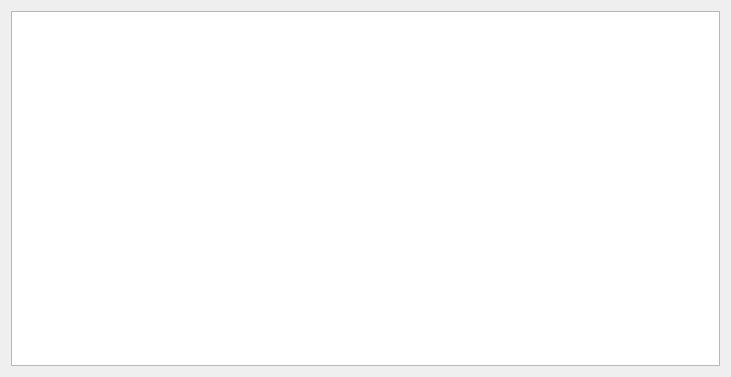
First picture: the form in src/app/mainapp/productform.ui, repository Bodiok007/Accounting, before the edit.
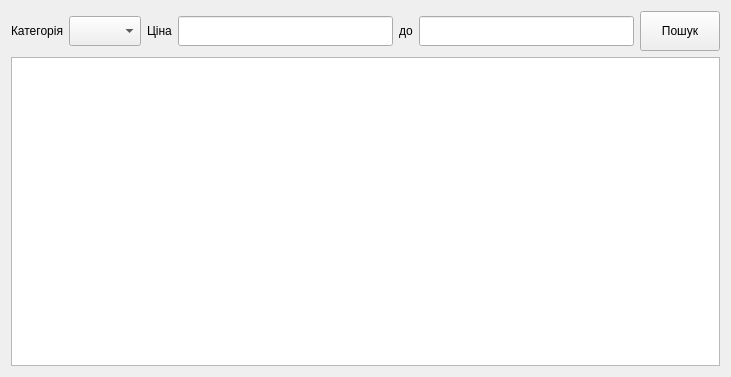
Second picture: the form after the edit. Custom widgets are drawn as their Qt base class.

```diff
--- a/src/app/mainapp/productform.ui
+++ b/src/app/mainapp/productform.ui
@@ -14,6 +14,85 @@
    <string>Form</string>
   </property>
   <layout class="QVBoxLayout" name="verticalLayout">
+   <item>
+    <layout class="QHBoxLayout" name="horizontalLayout_3">
+     <item>
+      <layout class="QHBoxLayout" name="horizontalLayout">
+       <item>
+        <widget class="QLabel" name="label">
+         <property name="text">
+          <string>Категорія</string>
+         </property>
+        </widget>
+       </item>
+       <item>
+        <widget class="QComboBox" name="comboBoxCategory">
+         <property name="minimumSize">
+          <size>
+           <width>60</width>
+           <height>30</height>
+          </size>
+         </property>
+        </widget>
+       </item>
+      </layout>
+     </item>
+     <item>
+      <layout class="QHBoxLayout" name="horizontalLayout_2">
+       <item>
+        <widget class="QLabel" name="label_2">
+         <property name="text">
+          <string>Ціна</string>
+         </property>
+        </widget>
+       </item>
+       <item>
+        <widget class="QLineEdit" name="lineLowCost">
+         <property name="minimumSize">
+          <size>
+           <width>0</width>
+           <height>30</height>
+          </size>
+         </property>
+        </widget>
+       </item>
+       <item>
+        <widget class="QLabel" name="label_3">
+         <property name="frameShape">
+          <enum>QFrame::NoFrame</enum>
+         </property>
+         <property name="text">
+          <string>до</string>
+         </property>
+        </widget>
+       </item>
+       <item>
+        <widget class="QLineEdit" name="lineHightCost">
+         <property name="minimumSize">
+          <size>
+           <width>0</width>
+           <height>30</height>
+          </size>
+         </property>
+        </widget>
+       </item>
+      </layout>
+     </item>
+     <item>
+      <widget class="QPushButton" name="pushButtonSearch">
+       <property name="minimumSize">
+        <size>
+         <width>0</width>
+         <height>40</height>
+        </size>
+       </property>
+       <property name="text">
+        <string>Пошук</string>
+       </property>
+      </widget>
+     </item>
+    </layout>
+   </item>
    <item>
     <widget class="ProductTableView" name="tableProducts"/>
    </item>
```
